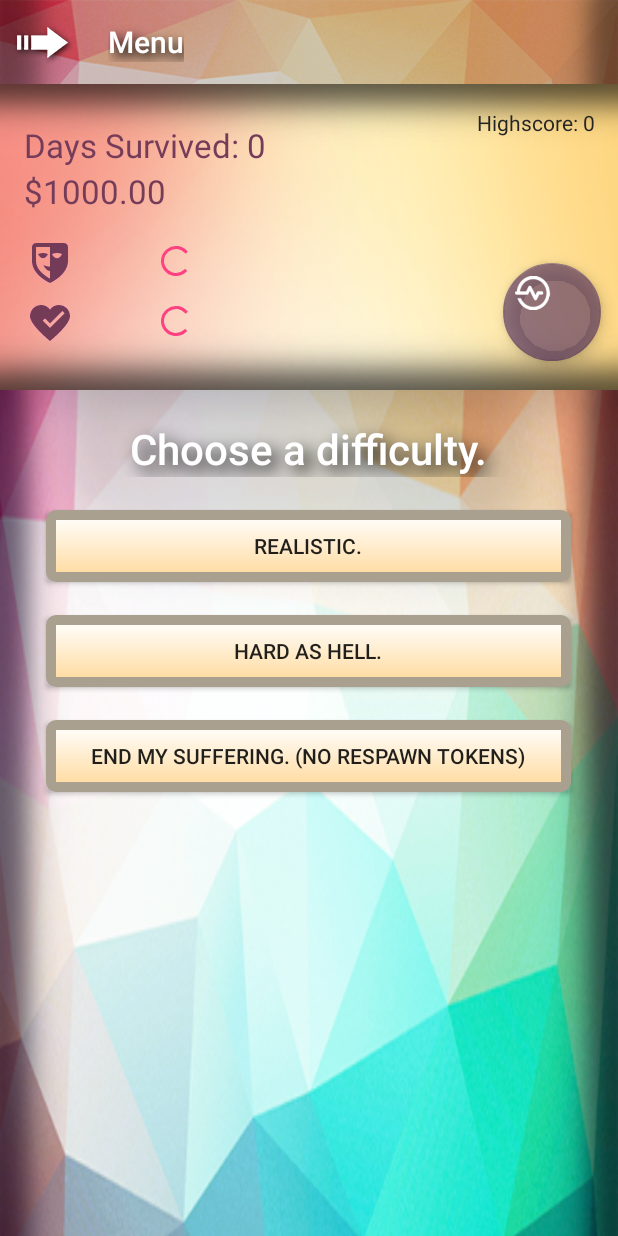
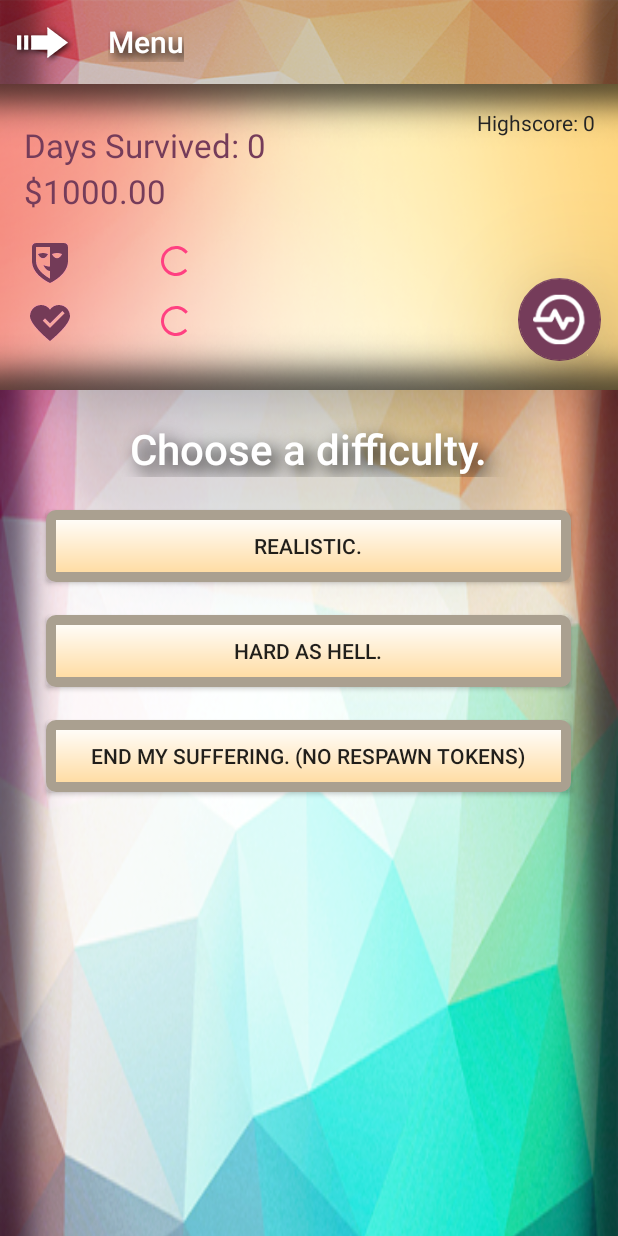
Before and after one commit to DivergentEuropeans/loser-simulator, an Android app: the screen it shows after launch (MainActivity), on a phone screen of 412 x 824 dp. Run offline under Robolectric (Android 15) with nearby library versions, the light colour scheme and no system bars; our stand-ins replace AdMob; libraries missing offline, so code that uses them is left out: com.akexorcist.roundcornerprogressbar; plain views replace RoundCornerProgressBar; 10 statements that could not run were skipped.

Commit message:
Fixed Statuses button
Signed-off-by: Leanid Astrakou <LeanyIA@yahoo.com>

```diff
--- a/MyApplication2/app/src/main/res/layout/app_bar_main.xml
+++ b/MyApplication2/app/src/main/res/layout/app_bar_main.xml
@@ -7,6 +7,7 @@
     android:fitsSystemWindows="true">
 
     <com.google.android.material.appbar.AppBarLayout
+        android:id="@+id/appBarLayout"
         android:layout_width="match_parent"
         android:layout_height="320dp"
         android:theme="@style/AppTheme.AppBarOverlay">
@@ -24,14 +25,20 @@
 
     <com.google.android.material.floatingactionbutton.FloatingActionButton
         android:id="@+id/fab"
-        android:layout_width="65dp"
-        android:layout_height="65dp"
+        android:layout_width="55dp"
+        android:layout_height="55dp"
         android:layout_gravity="bottom|end"
         android:layout_marginEnd="11dp"
         android:layout_marginBottom="19dp"
+        android:clickable="true"
+        android:hapticFeedbackEnabled="true"
         android:src="@mipmap/status_icon1"
-        app:backgroundTint="#95452159"
-        app:fabSize="mini"
+        app:backgroundTint="#753c5a"
+        app:elevation="50dp"
+        app:fabCustomSize="55dp"
+        app:fabSize="normal"
+        app:maxImageSize="35dp"
+        app:pressedTranslationZ="0dp"
         app:rippleColor="@color/bg_screen1" />
 
 </androidx.coordinatorlayout.widget.CoordinatorLayout>
```
